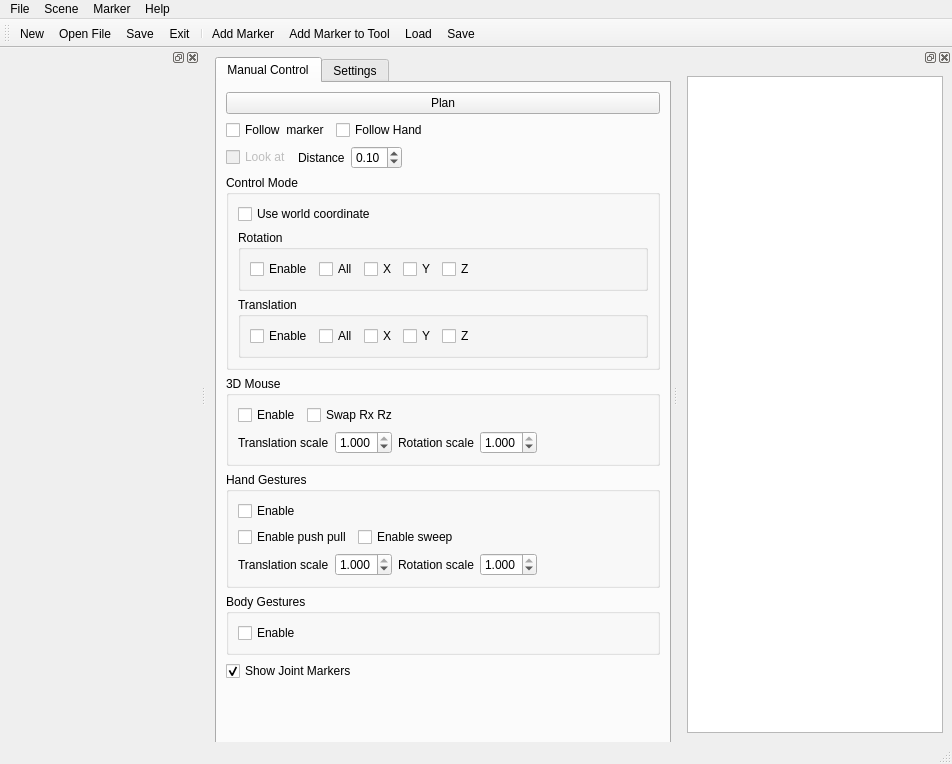
Before: the Qt Designer form hiveground/hg_apps/hg_inspector_arm/src/inspector_arm.ui in cuixiongyi/hiveground-ros-pkg, drawn with Qt 5.
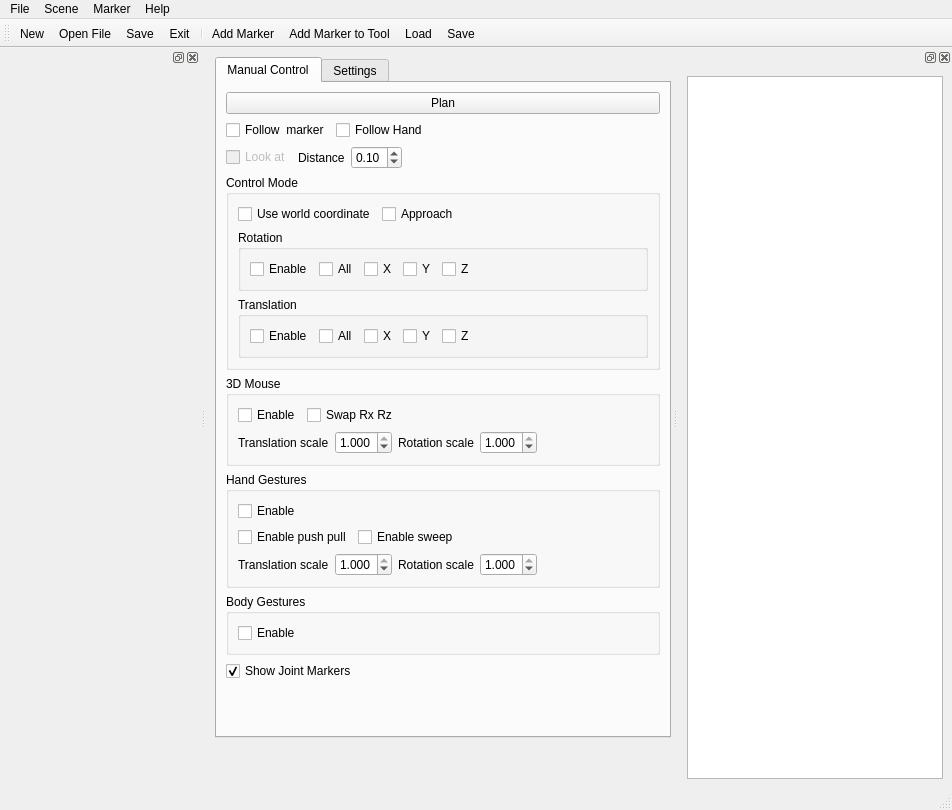
After: the same form once the commit is applied.

Diff of the .ui file:
```diff
--- a/hiveground/hg_apps/hg_inspector_arm/src/inspector_arm.ui
+++ b/hiveground/hg_apps/hg_inspector_arm/src/inspector_arm.ui
@@ -7,7 +7,7 @@
     <x>0</x>
     <y>0</y>
     <width>952</width>
-    <height>764</height>
+    <height>810</height>
    </rect>
   </property>
   <property name="windowTitle">
@@ -20,7 +20,7 @@
       <x>9</x>
       <y>9</y>
       <width>456</width>
-      <height>704</height>
+      <height>681</height>
      </rect>
     </property>
     <property name="currentIndex">
@@ -30,15 +30,15 @@
      <attribute name="title">
       <string>Manual Control</string>
      </attribute>
-     <layout class="QVBoxLayout" name="verticalLayout_5">
-      <item>
+     <layout class="QGridLayout" name="gridLayout">
+      <item row="0" column="0">
        <widget class="QPushButton" name="pushButtonPlan">
         <property name="text">
          <string>Plan</string>
         </property>
        </widget>
       </item>
-      <item>
+      <item row="1" column="0">
        <layout class="QHBoxLayout" name="horizontalLayout_11">
         <item>
          <widget class="QCheckBox" name="checkBoxFollowPoint">
@@ -69,7 +69,7 @@
         </item>
        </layout>
       </item>
-      <item>
+      <item row="2" column="0">
        <layout class="QHBoxLayout" name="horizontalLayout_3">
         <item>
          <widget class="QCheckBox" name="checkBoxLookAt">
@@ -116,18 +116,42 @@
         </item>
        </layout>
       </item>
-      <item>
+      <item row="3" column="0">
        <widget class="QGroupBox" name="groupBox_4">
         <property name="title">
          <string>Control Mode</string>
         </property>
         <layout class="QVBoxLayout" name="verticalLayout_4">
          <item>
-          <widget class="QCheckBox" name="checkBoxUseWorldCoordinate">
-           <property name="text">
-            <string>Use world coordinate</string>
-           </property>
-          </widget>
+          <layout class="QHBoxLayout" name="horizontalLayout">
+           <item>
+            <widget class="QCheckBox" name="checkBoxUseWorldCoordinate">
+             <property name="text">
+              <string>Use world coordinate</string>
+             </property>
+            </widget>
+           </item>
+           <item>
+            <widget class="QCheckBox" name="checkBoxApproach">
+             <property name="text">
+              <string>Approach</string>
+             </property>
+            </widget>
+           </item>
+           <item>
+            <spacer name="horizontalSpacer_9">
+             <property name="orientation">
+              <enum>Qt::Horizontal</enum>
+             </property>
+             <property name="sizeHint" stdset="0">
+              <size>
+               <width>40</width>
+               <height>20</height>
+              </size>
+             </property>
+            </spacer>
+           </item>
+          </layout>
          </item>
          <item>
           <widget class="QGroupBox" name="groupBox_6">
@@ -246,7 +270,7 @@
         </layout>
        </widget>
       </item>
-      <item>
+      <item row="4" column="0">
        <widget class="QGroupBox" name="groupBox_2">
         <property name="title">
          <string>3D Mouse</string>
@@ -358,7 +382,7 @@
         </layout>
        </widget>
       </item>
-      <item>
+      <item row="5" column="0">
        <widget class="QGroupBox" name="groupBox">
         <property name="title">
          <string>Hand Gestures</string>
@@ -474,7 +498,7 @@
         </layout>
        </widget>
       </item>
-      <item>
+      <item row="6" column="0">
        <widget class="QGroupBox" name="groupBox_3">
         <property name="title">
          <string>Body Gestures</string>
@@ -490,7 +514,7 @@
         </layout>
        </widget>
       </item>
-      <item>
+      <item row="7" column="0">
        <widget class="QCheckBox" name="checkBoxShowJointMarkers">
         <property name="text">
          <string>Show Joint Markers</string>
@@ -500,7 +524,7 @@
         </property>
        </widget>
       </item>
-      <item>
+      <item row="8" column="0">
        <spacer name="verticalSpacer">
         <property name="orientation">
          <enum>Qt::Vertical</enum>
```
